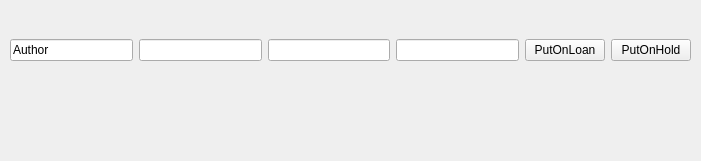
C-Rayan/COMP3004A1, file viewItem.ui: the form before one commit.
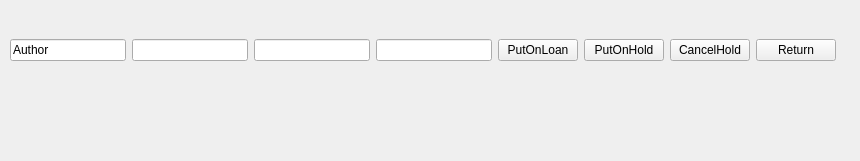
The form after the commit.

Patch:
```diff
--- a/viewItem.ui
+++ b/viewItem.ui
@@ -6,7 +6,7 @@
    <rect>
     <x>0</x>
     <y>0</y>
-    <width>701</width>
+    <width>860</width>
     <height>161</height>
    </rect>
   </property>
@@ -24,7 +24,7 @@
     <rect>
      <x>10</x>
      <y>20</y>
-     <width>681</width>
+     <width>826</width>
      <height>61</height>
     </rect>
    </property>
@@ -101,6 +101,20 @@
       </property>
      </widget>
     </item>
+    <item>
+     <widget class="QPushButton" name="cancelHoldButton">
+      <property name="text">
+       <string>CancelHold</string>
+      </property>
+     </widget>
+    </item>
+    <item>
+     <widget class="QPushButton" name="returnButton">
+      <property name="text">
+       <string>Return</string>
+      </property>
+     </widget>
+    </item>
    </layout>
   </widget>
  </widget>
```
Left out of the diff: 2 changed lines with no effect on the pictures.
